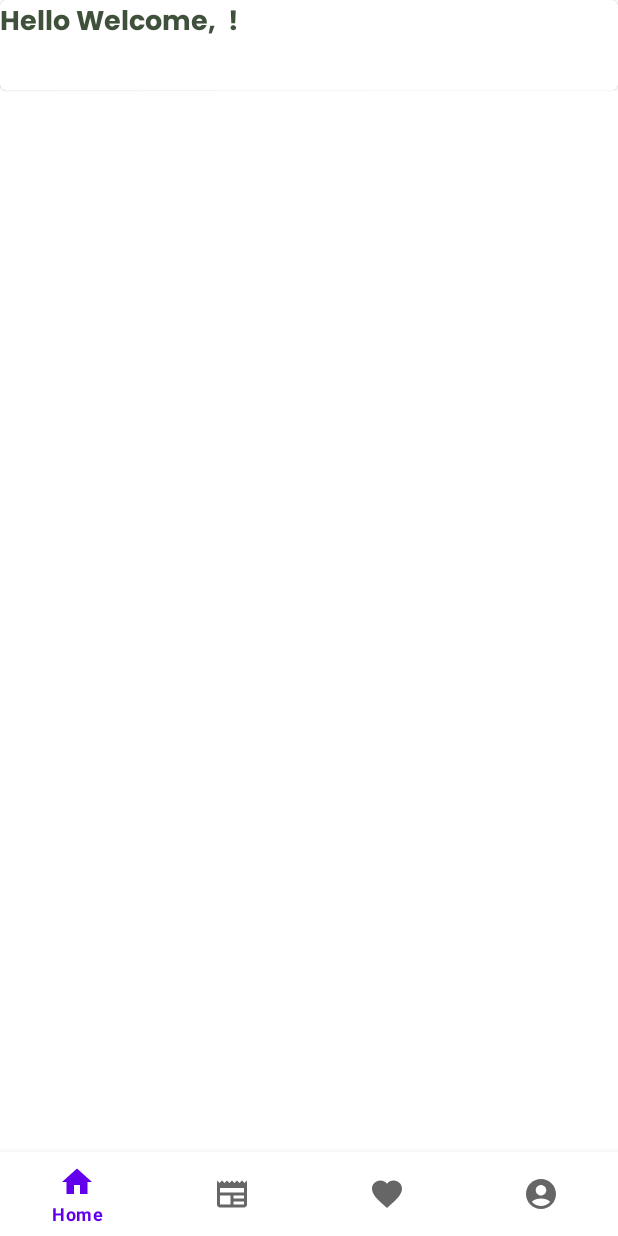
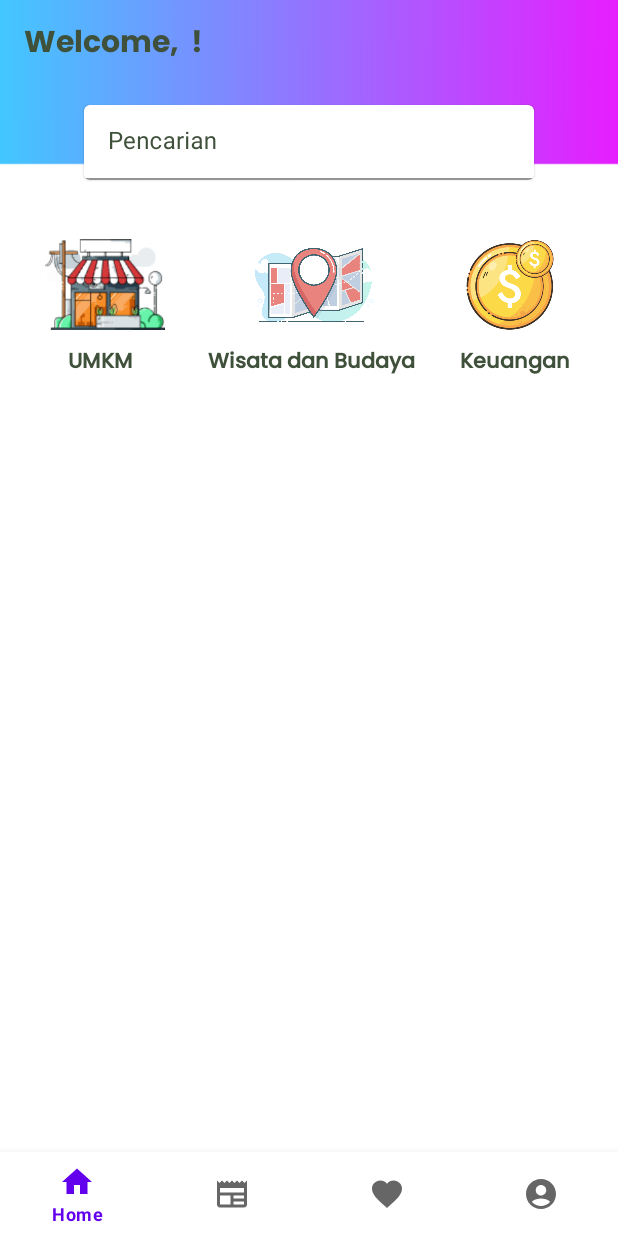
Before and after one commit to dheevvvv/RajagaluhKidulApps, an Android app: the HomeFragment screen opened through its navigation route, on a phone screen of 412 x 824 dp. Run offline under Robolectric (Android 15) with nearby library versions, the phone set to English and light mode, and no system bars; our stand-ins replace Dagger/Hilt's generated code.

Commit message:
modify all Layout

```diff
--- a/app/src/main/java/com/raduldul/rajagaluhkidul/view/HomeFragment.kt
+++ b/app/src/main/java/com/raduldul/rajagaluhkidul/view/HomeFragment.kt
@@ -42,7 +42,7 @@ class HomeFragment : Fragment() {
 
         userViewModel.getUsername()
         userViewModel.username.observe(viewLifecycleOwner){
-            binding.tvHome.text = "Hello Welcome," + "  " + it + "!"
+            binding.tvHome.text = "Welcome," + "  " + it + "!"
         }
     }
 
--- a/app/src/main/java/com/raduldul/rajagaluhkidul/view/WelcomePageFragment.kt
+++ b/app/src/main/java/com/raduldul/rajagaluhkidul/view/WelcomePageFragment.kt
@@ -44,7 +44,7 @@ class WelcomePageFragment : Fragment() {
         TabLayoutMediator(tabsLayout, viewPager)
         { tab, position ->}.attach()
 
-        tabsLayout.setBackgroundColor(ContextCompat.getColor(requireContext(), R.color.earth_01))
+        tabsLayout.setBackgroundColor(ContextCompat.getColor(requireContext(), com.google.android.material.R.color.mtrl_btn_transparent_bg_color))
 
         viewPager.registerOnPageChangeCallback(object : ViewPager2.OnPageChangeCallback(){
             override fun onPageSelected(position: Int) {
--- a/app/src/main/res/layout/fragment_home.xml
+++ b/app/src/main/res/layout/fragment_home.xml
@@ -4,12 +4,13 @@
     xmlns:app="http://schemas.android.com/apk/res-auto"
     android:layout_width="match_parent"
     android:layout_height="match_parent"
+    android:background="@drawable/background_satu"
     tools:context=".view.HomeFragment">
 
-    <com.google.android.material.card.MaterialCardView
+    <androidx.appcompat.widget.Toolbar
         android:id="@+id/toolbar"
         android:layout_width="match_parent"
-        android:elevation="200dp"
+        app:cardBackgroundColor="#00FFFFFF"
         android:layout_height="60dp"
         app:layout_constraintTop_toTopOf="parent">
 
@@ -22,15 +23,118 @@
             android:textColor="@color/earth_02"
             android:fontFamily="@font/poppins_bold"
             android:textStyle="bold"
-            android:textSize="18sp"
+            android:textSize="20sp"
             tools:ignore="TextContrastCheck"
             tools:layout_editor_absoluteX="152dp"
             tools:layout_editor_absoluteY="11dp" />
+    </androidx.appcompat.widget.Toolbar>
+
+    <com.google.android.material.card.MaterialCardView
+        android:id="@+id/cv_search"
+        android:layout_width="300dp"
+        android:elevation="200dp"
+        android:layout_height="50dp"
+        android:layout_marginTop="@dimen/margin_10"
+        app:layout_constraintTop_toBottomOf="@+id/toolbar"
+        app:layout_constraintStart_toStartOf="parent"
+        app:layout_constraintEnd_toEndOf="parent">
+
+        <com.google.android.material.textfield.TextInputLayout
+            android:layout_width="match_parent"
+            android:layout_height="wrap_content"
+            app:boxStrokeColor="@color/earth_02"
+            android:textColorHint="@color/earth_02"
+            app:boxBackgroundColor="@color/white">
+
+            <com.google.android.material.textfield.TextInputEditText
+                android:layout_width="match_parent"
+                android:layout_height="wrap_content"
+                android:hint="@string/pencarian"
+                />
+
+            <androidx.appcompat.widget.SearchView
+                android:id="@+id/searchView"
+                android:layout_width="match_parent"
+                android:layout_height="wrap_content"
+                android:iconifiedByDefault="false" />
+
+        </com.google.android.material.textfield.TextInputLayout>
+
+    </com.google.android.material.card.MaterialCardView>
 
 
+    <LinearLayout
+        android:id="@+id/ll_menu"
+        android:layout_width="match_parent"
+        android:layout_height="90dp"
+        android:padding="@dimen/margin_10"
+        android:layout_marginTop="@dimen/margin_20"
+        app:layout_constraintTop_toBottomOf="@+id/cv_search"
+        android:orientation="horizontal"
+        >
 
+        <ImageView
+            android:id="@+id/iv_umkm"
+            android:layout_width="80dp"
+            android:layout_height="80dp"
+            android:layout_marginEnd="60dp"
+            android:layout_marginStart="@dimen/margin_20"
+            android:src="@drawable/icon_umkm"
+            />
+        <ImageView
+            android:id="@+id/iv_wisatabudaya"
+            android:layout_width="80dp"
+            android:layout_height="80dp"
+            android:layout_marginEnd="60dp"
+            android:src="@drawable/icon_budaya"
+            />
+        <ImageView
+            android:id="@+id/iv_keuangan"
+            android:layout_marginTop="@dimen/margin_10"
+            android:layout_width="60dp"
+            android:layout_height="60dp"
+            android:layout_marginEnd="@dimen/margin_20"
+            android:src="@drawable/icon_keuangan"
+            />
 
-    </com.google.android.material.card.MaterialCardView>
+    </LinearLayout>
+
+    <LinearLayout
+        android:layout_width="match_parent"
+        android:layout_height="wrap_content"
+        app:layout_constraintTop_toBottomOf="@+id/ll_menu"
+        android:orientation="horizontal">
+
+        <TextView
+            android:layout_width="wrap_content"
+            android:layout_height="wrap_content"
+            android:text="@string/umkm"
+            android:textStyle="bold"
+            android:fontFamily="@font/poppins_medium"
+            android:textColor="@color/earth_02"
+            android:layout_marginStart="45dp"
+            />
+        <TextView
+            android:layout_width="wrap_content"
+            android:layout_height="wrap_content"
+            android:text="Wisata dan Budaya"
+            android:textStyle="bold"
+            android:fontFamily="@font/poppins_medium"
+            android:textColor="@color/earth_02"
+            android:layout_marginStart="50dp"
+            />
+        <TextView
+            android:layout_width="wrap_content"
+            android:layout_height="wrap_content"
+            android:text="Keuangan"
+            android:textStyle="bold"
+            android:fontFamily="@font/poppins_medium"
+            android:textColor="@color/earth_02"
+            android:layout_marginStart="30dp"
+            />
+
+    </LinearLayout>
+
 
     <com.google.android.material.bottomnavigation.BottomNavigationView
         android:id="@+id/bottom_navigation"
--- a/app/src/main/res/layout/fragment_login.xml
+++ b/app/src/main/res/layout/fragment_login.xml
@@ -3,7 +3,7 @@
     xmlns:tools="http://schemas.android.com/tools"
     xmlns:app="http://schemas.android.com/apk/res-auto"
     android:layout_width="match_parent"
-    android:background="@color/white"
+    android:background="@drawable/background_satu"
     android:padding="20dp"
     android:layout_height="match_parent"
     tools:context=".view.LoginFragment">
@@ -38,6 +38,7 @@
         android:layout_height="wrap_content"
         style="@style/Widget.MaterialComponents.TextInputLayout.OutlinedBox"
         android:hint="@string/email"
+        app:boxBackgroundColor="@color/white"
         app:boxStrokeColor="@color/earth_02"
         android:textColorHint="@color/earth_02"
         android:layout_marginTop="20dp"
@@ -65,6 +66,7 @@
         app:layout_constraintStart_toStartOf="parent"
         app:layout_constraintEnd_toEndOf="parent"
         app:endIconMode="password_toggle"
+        app:boxBackgroundColor="@color/white"
         app:endIconTint="@color/white"
         app:layout_constraintTop_toBottomOf="@id/outlinedTextField">
 
@@ -83,7 +85,7 @@
         android:layout_height="50dp"
         android:layout_marginTop="20dp"
         app:cornerRadius="@dimen/margin_25"
-        android:backgroundTint="@color/earth_03"
+        android:backgroundTint="@color/electric_purple"
         android:text="@string/masuk"
         android:textColor="@color/white"
         app:layout_constraintEnd_toEndOf="parent"
--- a/app/src/main/res/layout/fragment_register.xml
+++ b/app/src/main/res/layout/fragment_register.xml
@@ -3,7 +3,7 @@
     xmlns:tools="http://schemas.android.com/tools"
     xmlns:app="http://schemas.android.com/apk/res-auto"
     android:layout_width="match_parent"
-    android:background="@color/white"
+    android:background="@drawable/background_satu"
     android:padding="20dp"
     android:layout_height="match_parent"
     tools:context=".view.RegisterFragment">
@@ -127,7 +127,7 @@
         android:layout_width="match_parent"
         android:layout_height="wrap_content"
         android:layout_marginTop="20dp"
-        android:backgroundTint="@color/earth_03"
+        android:backgroundTint="@color/electric_purple"
         android:text="@string/daftar"
         app:cornerRadius="@dimen/margin_25"
         android:textColor="@color/white"
--- a/app/src/main/res/layout/fragment_splash.xml
+++ b/app/src/main/res/layout/fragment_splash.xml
@@ -3,7 +3,7 @@
     xmlns:tools="http://schemas.android.com/tools"
     android:layout_width="match_parent"
     android:layout_height="match_parent"
-    android:background="@color/earth_01"
+    android:background="@drawable/background_dua"
     tools:context=".view.SplashFragment">
 
     <ImageView
--- a/app/src/main/res/layout/fragment_welcome1.xml
+++ b/app/src/main/res/layout/fragment_welcome1.xml
@@ -6,7 +6,7 @@
     android:layout_width="match_parent"
     android:layout_height="match_parent"
     android:id="@+id/base_linear"
-    android:background="@color/earth_01"
+    android:background="@drawable/background_dua"
     >
     <androidx.constraintlayout.widget.ConstraintLayout
         android:orientation="vertical"
--- a/app/src/main/res/values/strings.xml
+++ b/app/src/main/res/values/strings.xml
@@ -33,4 +33,6 @@
     <string name="logout">Logout</string>
     <string name="version_1_1_0">Version 1.1.0</string>
     <string name="search">Search</string>
+    <string name="pencarian">Pencarian</string>
+    <string name="umkm">UMKM</string>
 </resources>
```
Also changed, not shown: app/src/main/java/com/raduldul/rajagaluhkidul/view/Welcome1Fragment.kt (+5 -9 lines), app/src/main/res/layout/fragment_account.xml (+11 -2 lines), app/src/main/res/values/colors.xml (+10 -0 lines), app/src/main/res/drawable/background_dua.png (added), app/src/main/res/drawable/background_satu.png (added), app/src/main/res/drawable/icon_budaya.png (added), app/src/main/res/drawable/icon_keuangan.png (added), app/src/main/res/drawable/icon_umkm.png (added).
